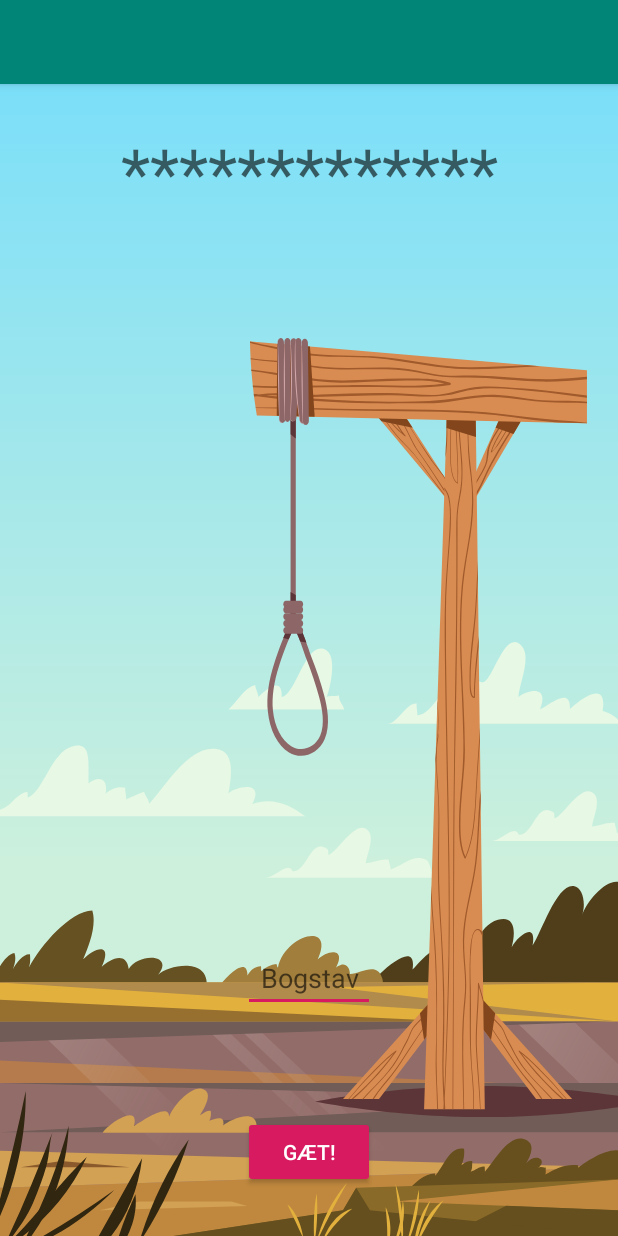
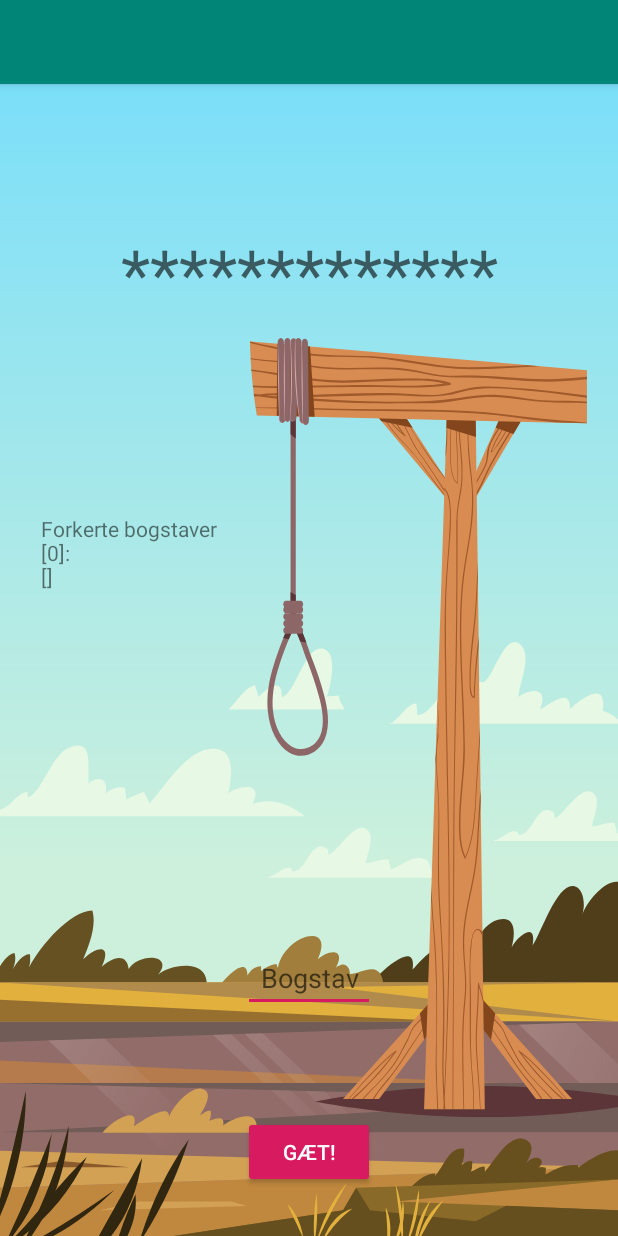
Before and after one commit to Tmattsson0/Galgeleg, an Android app: the SpilActivity screen opened directly, with no data from a screen before it, after a tap on "GÆT!", on a phone screen of 412 x 824 dp. Run offline under Robolectric (Android 15) with nearby library versions, the phone set to English and light mode, and no system bars.

Commit message:
Added wrong letters to screen.

```diff
--- a/app/src/main/java/SpilLogik/GalgeLogik.java
+++ b/app/src/main/java/SpilLogik/GalgeLogik.java
@@ -9,6 +9,7 @@ import java.util.ArrayList;
 import java.util.Arrays;
 import java.util.HashSet;
 import java.util.Random;
+import java.util.Set;
 
 public class GalgeLogik {
     /** AHT afprøvning er muligeOrd synlig på pakkeniveau */
@@ -192,4 +193,25 @@ public class GalgeLogik {
         }
         return starstr;
     }
+
+    //Kode jeg har fundet på nettet
+    public String wrongLetters(String str1, String str2){
+        String one = str1;
+        String two = str2;
+        StringBuilder s = new StringBuilder();
+        int a = 0;
+
+        Set<Character> set = new HashSet<>();
+        for(char c : two.toCharArray())
+            set.add(c); //add all second string character to set
+        for(char c : one.toCharArray())
+        {
+            if(!set.contains(c)) //check if the character is not one of the character of second string
+                s.append(c); //append the current character to the pool
+        }
+
+        System.out.println("LOL" + s);
+
+        return s.toString();
+    }
 }
--- a/app/src/main/java/com/example/thomasmattsson/galgeleg/SpilActivity.java
+++ b/app/src/main/java/com/example/thomasmattsson/galgeleg/SpilActivity.java
@@ -24,8 +24,9 @@ public class SpilActivity extends AppCompatActivity implements View.OnClickListe
 
     GalgeLogik logik = new GalgeLogik();
     Button button2;
-    TextView gætteTekst;
+    TextView gætteTekst, forkerteBogstaver;
     EditText gætteBogstav;
+
 
     @Override
     protected void onCreate(Bundle savedInstanceState) {
@@ -36,12 +37,13 @@ public class SpilActivity extends AppCompatActivity implements View.OnClickListe
         gætteTekst = (TextView) findViewById(R.id.textView5);
         button2 = (Button) findViewById(R.id.button2);
         gætteBogstav = (EditText) findViewById(R.id.editText);
+        forkerteBogstaver = (TextView) findViewById(R.id.textView);
 
         //OnClick
         button2.setOnClickListener(this);
         gætteTekst.setOnClickListener(this);
         gætteBogstav.setOnClickListener(this);
-
+        forkerteBogstaver.setOnClickListener(this);
 
         //Random word
         Random rn = new Random();
@@ -64,7 +66,10 @@ public class SpilActivity extends AppCompatActivity implements View.OnClickListe
                 Toast.makeText(this, "Indtast venligst et bogstav", Toast.LENGTH_SHORT).show();
             }
             logik.gætBogstav(BogstavGæt);
+            forkerteBogstaver.setText("Forkerte bogstaver [" + logik.getAntalForkerteBogstaver() + "]: \n" + logik.wrongLetters(logik.getBrugteBogstaver().toString(), logik.getOrdet()));
             gætteTekst.setText(logik.getSynligtOrd());
+//            logik.wrongLetters(logik.getBrugteBogstaver().toString(), logik.getOrdet());
+
             logik.logStatus();
             if (logik.isSpilletErVundet()) {
                 Toast.makeText(this, "Du vandt!", Toast.LENGTH_SHORT).show();
--- a/app/src/main/res/layout/activity_spil.xml
+++ b/app/src/main/res/layout/activity_spil.xml
@@ -15,16 +15,16 @@
         android:layout_height="wrap_content"
         android:layout_marginBottom="69dp"
         android:ems="10"
-        android:maxLength="1"
         android:hint="Bogstav"
         android:imeOptions="actionDone"
         android:inputType="textPersonName"
+        android:maxLength="1"
         android:textAlignment="center"
         android:textColor="@color/colorAccent"
         app:layout_constraintBottom_toTopOf="@+id/button2"
         app:layout_constraintEnd_toEndOf="parent"
         app:layout_constraintStart_toStartOf="parent" />
-        <!--android:textColorHint="@drawable/selector"-->
+    <!--android:textColorHint="@drawable/selector"-->
 
     <Button
         android:id="@+id/button2"
@@ -42,11 +42,24 @@
         android:layout_width="266dp"
         android:layout_height="wrap_content"
         android:layout_marginTop="28dp"
+        android:layout_marginBottom="64dp"
         android:text="Ukendt"
         android:textAlignment="center"
         android:textAppearance="@style/TextAppearance.AppCompat.Display2"
+        app:layout_constraintBottom_toTopOf="@+id/textView"
         app:layout_constraintEnd_toEndOf="parent"
         app:layout_constraintStart_toStartOf="parent"
         app:layout_constraintTop_toTopOf="parent" />
 
+    <TextView
+        android:id="@+id/textView"
+        android:layout_width="119dp"
+        android:layout_height="122dp"
+        android:layout_marginStart="27dp"
+        android:layout_marginBottom="292dp"
+        android:text="Forkerte bogstaver: "
+        app:layout_constraintBottom_toBottomOf="parent"
+        app:layout_constraintStart_toStartOf="parent"
+        app:layout_constraintTop_toBottomOf="@+id/textView5" />
+
 </android.support.constraint.ConstraintLayout>
```
